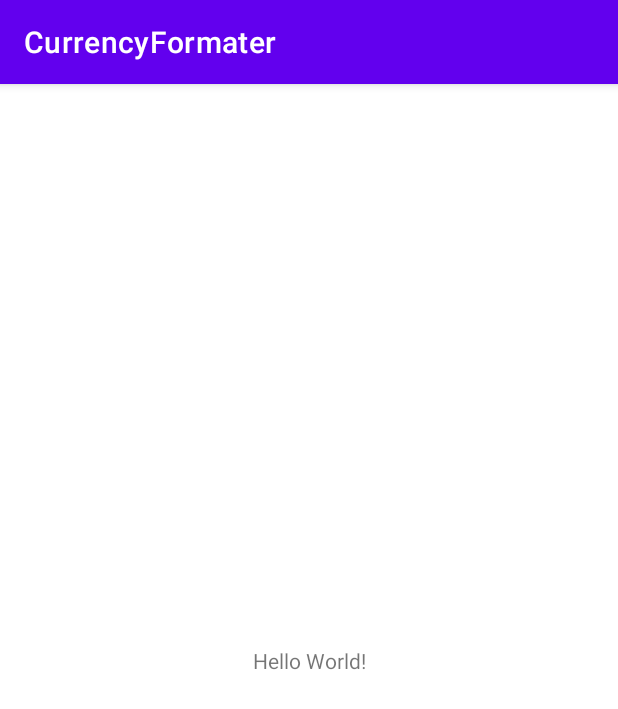
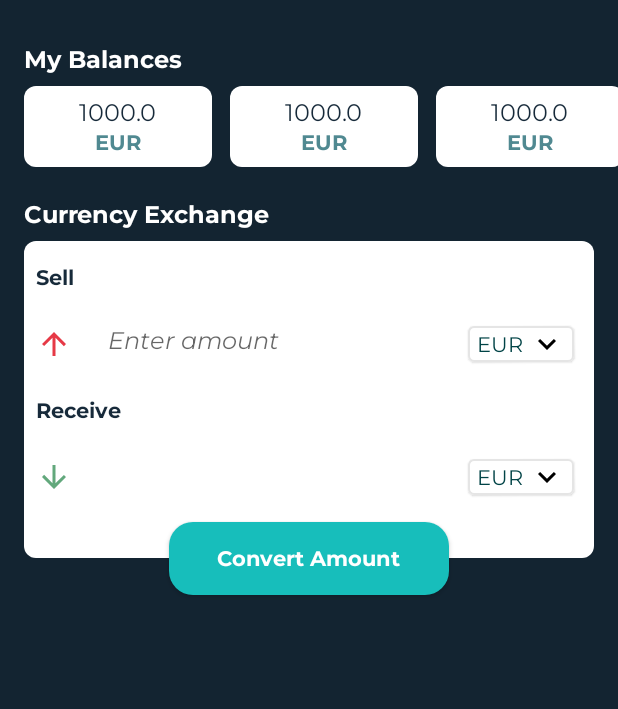
Before and after one commit to rpanagakos/CurrencyFormatter, an Android app built with Jetpack Compose: the screen it shows after launch (MainActivity), on a phone screen of 412 x 824 dp. Shown: the top 709 px of the screen. Run offline under Robolectric (Android 15) with nearby library versions, the phone set to English and light mode, and no system bars; our stand-ins replace Dagger/Hilt's generated code, Room's generated code, constraintlayout-compose.

Commit message:
Ui changes and drawing

```diff
--- a/app/src/main/java/com/example/currencyformater/presentation/MainActivity.kt
+++ b/app/src/main/java/com/example/currencyformater/presentation/MainActivity.kt
@@ -1,23 +1,34 @@
 package com.example.currencyformater.presentation
 
 import android.os.Bundle
-import androidx.activity.viewModels
-import androidx.appcompat.app.AppCompatActivity
-import com.example.currencyformater.R
+import androidx.activity.ComponentActivity
+import androidx.activity.compose.setContent
+import androidx.compose.material.Surface
+import androidx.navigation.compose.NavHost
+import androidx.navigation.compose.composable
+import androidx.navigation.compose.rememberNavController
+import com.example.currencyformater.presentation.main_screen.MainScreen
+import com.example.currencyformater.theme.LocalTheme
 import dagger.hilt.android.AndroidEntryPoint
 
 @AndroidEntryPoint
-class MainActivity : AppCompatActivity() {
-
-    val viewModel: MainViewModel by viewModels()
+class MainActivity : ComponentActivity() {
 
     override fun onCreate(savedInstanceState: Bundle?) {
         super.onCreate(savedInstanceState)
-        setContentView(R.layout.activity_main)
-    }
-
-    override fun onResume() {
-        super.onResume()
-        //viewModel.getRates()
+        setContent {
+            LocalTheme {
+                Surface(color = LocalTheme.colors.Gunmetal) {
+                    val navController = rememberNavController()
+                    NavHost(navController = navController, startDestination = Screen.MainScreen.route) {
+                        composable(
+                            route = Screen.MainScreen.route
+                        ){
+                            MainScreen(navController = navController)
+                        }
+                    }
+                }
+            }
+        }
     }
 }
--- /dev/null
+++ b/app/src/main/java/com/example/currencyformater/presentation/Screen.kt
@@ -0,0 +1,5 @@
+package com.example.currencyformater.presentation
+
+sealed class Screen(val route: String) {
+    object MainScreen: Screen("main_screen")
+}
--- a/app/src/main/java/com/example/currencyformater/presentation/components/BalancesSectionItem.kt
+++ b/app/src/main/java/com/example/currencyformater/presentation/components/BalancesSectionItem.kt
@@ -17,6 +17,7 @@ import com.example.currencyformater.theme.LocalTheme
 
 @Composable
 fun BalancesSectionItem(
+    modifier: Modifier = Modifier,
     headerText: String,
     headerTextColor: Color,
     headerTextStyle: TextStyle,
@@ -25,22 +26,32 @@ fun BalancesSectionItem(
 
     val parentWidthfraction = remember {
         derivedStateOf {
-            if (balances.size ==1)
+            if (balances.size == 1)
                 1f
             else
                 0.33f
         }
     }
 
-    val state : LazyListState = rememberLazyListState()
+    val state: LazyListState = rememberLazyListState()
 
-    Column {
-        HeaderTitleItem(title = headerText, textColor = headerTextColor, textStyle = headerTextStyle)
+    Column(
+        modifier = modifier
+    ) {
+        HeaderTitleItem(
+            modifier = Modifier.padding(start = LocalTheme.spacing.padding_16dp),
+            title = headerText,
+            textColor = headerTextColor,
+            textStyle = headerTextStyle)
         Spacer(modifier = Modifier.height(LocalTheme.spacing.padding_8dp))
         LazyRow(
             modifier = Modifier.fillMaxWidth(),
             state = state,
-            horizontalArrangement = Arrangement.spacedBy(LocalTheme.spacing.padding_12dp)
+            horizontalArrangement = Arrangement.spacedBy(LocalTheme.spacing.padding_12dp),
+            contentPadding = PaddingValues(
+                start = LocalTheme.spacing.padding_16dp,
+                end = LocalTheme.spacing.padding_16dp
+            )
         ) {
             items(balances) { item ->
                 BalanceItem(
--- a/app/src/main/java/com/example/currencyformater/presentation/components/CurrencyConverterSectionItem.kt
+++ b/app/src/main/java/com/example/currencyformater/presentation/components/CurrencyConverterSectionItem.kt
@@ -15,6 +15,7 @@ import com.example.currencyformater.theme.LocalTheme
 
 @Composable
 fun CurrencyConverterSectionItem(
+    modifier: Modifier = Modifier,
     headerText: String,
     headerTextColor: Color,
     headerTextStyle: TextStyle,
@@ -22,7 +23,7 @@ fun CurrencyConverterSectionItem(
 ) {
 
     ConstraintLayout(
-        modifier = Modifier
+        modifier = modifier
             .fillMaxWidth()
             .wrapContentSize()
     ) {
@@ -46,21 +47,23 @@ fun CurrencyConverterSectionItem(
                     .padding(
                         start = LocalTheme.spacing.padding_8dp,
                         end = LocalTheme.spacing.padding_8dp,
-                        top = LocalTheme.spacing.padding_16dp,
+                        top = LocalTheme.spacing.padding_8dp,
                         bottom = LocalTheme.spacing.padding_26dp
                     )
             ) {
                 SellCurrencyItem(
-                    imageBackgroundColor = LocalTheme.colors.MaximumGreen,
+                    imageBackgroundColor = LocalTheme.colors.ImperialRed,
                     imageResource = R.drawable.ic_baseline_arrow_upward_24,
                     currencies = currencies,
+                    title = "Sell",
                     onSellAmountChange = {},
                     onCurrencyChange = {})
                 SellCurrencyItem(
-                    imageBackgroundColor = LocalTheme.colors.OrangePantone,
+                    imageBackgroundColor = LocalTheme.colors.MaximumGreen,
                     imageResource = R.drawable.ic_baseline_arrow_downward_24,
                     textFieldEnabled = false,
                     initialText = "",
+                    title = "Receive",
                     currencies = currencies,
                     onSellAmountChange = {},
                     onCurrencyChange = {})
@@ -77,7 +80,7 @@ fun CurrencyConverterSectionItem(
             },
             text = "Convert Amount",
             buttonShape = RoundedCornerShape(LocalTheme.radius.radius_16dp),
-            buttonColor = LocalTheme.colors.BlueDeFrance,
+            buttonColor = LocalTheme.colors.TiffanyBlue,
             textColor = LocalTheme.colors.White,
             textStyle = LocalTheme.typography.BOLD_14_MONT
         ) {
--- a/app/src/main/java/com/example/currencyformater/presentation/components/DropDownCurrenciesMenuItem.kt
+++ b/app/src/main/java/com/example/currencyformater/presentation/components/DropDownCurrenciesMenuItem.kt
@@ -1,13 +1,11 @@
 package com.example.currencyformater.presentation.components
 
+import androidx.compose.foundation.BorderStroke
 import androidx.compose.foundation.background
 import androidx.compose.foundation.clickable
 import androidx.compose.foundation.layout.*
 import androidx.compose.foundation.shape.RoundedCornerShape
-import androidx.compose.material.DropdownMenu
-import androidx.compose.material.DropdownMenuItem
-import androidx.compose.material.Icon
-import androidx.compose.material.Text
+import androidx.compose.material.*
 import androidx.compose.material.icons.Icons
 import androidx.compose.material.icons.filled.KeyboardArrowDown
 import androidx.compose.material.icons.filled.KeyboardArrowUp
@@ -51,6 +49,7 @@ fun DropDownCurrenciesMenuItem(
             .wrapContentSize(Alignment.TopStart)
             .defaultMinSize(minWidth = 76.dp)
     ) {
+        Card(border = BorderStroke(1.dp, LocalTheme.colors.Platinum)) {
             Row(
                 modifier = Modifier
                     .background(
@@ -80,6 +79,7 @@ fun DropDownCurrenciesMenuItem(
                     imageVector = icon.value,
                     contentDescription = "Currencies List"
                 )
+            }
         }
 
         DropdownMenu(
--- a/app/src/main/java/com/example/currencyformater/presentation/components/SellCurrencyitem.kt
+++ b/app/src/main/java/com/example/currencyformater/presentation/components/SellCurrencyitem.kt
@@ -2,10 +2,7 @@ package com.example.currencyformater.presentation.components
 
 import androidx.compose.foundation.Image
 import androidx.compose.foundation.background
-import androidx.compose.foundation.layout.Arrangement
-import androidx.compose.foundation.layout.Row
-import androidx.compose.foundation.layout.fillMaxWidth
-import androidx.compose.foundation.layout.padding
+import androidx.compose.foundation.layout.*
 import androidx.compose.foundation.text.KeyboardOptions
 import androidx.compose.material.Text
 import androidx.compose.material.TextField
@@ -20,7 +17,6 @@ import androidx.compose.ui.graphics.ColorFilter
 import androidx.compose.ui.res.painterResource
 import androidx.compose.ui.text.input.KeyboardType
 import androidx.compose.ui.text.input.TextFieldValue
-import androidx.compose.ui.text.style.TextAlign
 import androidx.compose.ui.tooling.preview.Preview
 import com.example.currencyformater.R
 import com.example.currencyformater.common.annotations.DevicePreview
@@ -32,14 +28,24 @@ fun SellCurrencyItem(
     modifier: Modifier = Modifier,
     imageBackgroundColor: Color,
     imageResource: Int,
-    textFieldEnabled : Boolean = true,
-    initialText : String = "Enter amount",
+    title: String,
+    textFieldEnabled: Boolean = true,
+    initialText: String = "Enter amount",
     currencies: List<CurrencyRateData>,
     onSellAmountChange: (String) -> Unit,
     onCurrencyChange: (CurrencyRateData) -> Unit
 ) {
     val text = remember { mutableStateOf(TextFieldValue("")) }
 
+    Column(
+        verticalArrangement = Arrangement.Center,
+    ) {
+        Text(
+            modifier = Modifier.padding(top = LocalTheme.spacing.padding_8dp),
+            style = LocalTheme.typography.BOLD_14_MONT,
+            color = LocalTheme.colors.PrussianBlue,
+            text = title
+        )
         Row(
             modifier = modifier
                 .padding(top = LocalTheme.spacing.padding_8dp)
@@ -86,6 +92,7 @@ fun SellCurrencyItem(
             )
         }
     }
+}
 
 @Composable
 @Preview
@@ -94,6 +101,7 @@ private fun SellCurrencyItemPreview() {
         modifier = Modifier.background(color = LocalTheme.colors.White),
         imageBackgroundColor = LocalTheme.colors.MaximumGreen,
         imageResource = R.drawable.ic_baseline_arrow_upward_24,
+        title = "Sell:",
         textFieldEnabled = true,
         currencies = listOf(
             CurrencyRateData("EUR", 1.3),
@@ -107,9 +115,10 @@ private fun SellCurrencyItemPreview() {
 private fun ReceiveCurrencyItemPreview() {
     SellCurrencyItem(
         modifier = Modifier.background(color = LocalTheme.colors.White),
-        imageBackgroundColor = LocalTheme.colors.OrangePantone,
+        imageBackgroundColor = LocalTheme.colors.ImperialRed,
         imageResource = R.drawable.ic_baseline_arrow_downward_24,
         textFieldEnabled = false,
+        title = "Receive:",
         initialText = "",
         currencies = listOf(
             CurrencyRateData("EUR", 1.3),
--- /dev/null
+++ b/app/src/main/java/com/example/currencyformater/presentation/main_screen/MainScreen.kt
@@ -0,0 +1,77 @@
+package com.example.currencyformater.presentation.main_screen
+
+import androidx.compose.foundation.layout.Box
+import androidx.compose.foundation.layout.PaddingValues
+import androidx.compose.foundation.layout.fillMaxSize
+import androidx.compose.foundation.layout.padding
+import androidx.compose.foundation.lazy.LazyColumn
+import androidx.compose.foundation.lazy.LazyListState
+import androidx.compose.foundation.lazy.rememberLazyListState
+import androidx.compose.runtime.Composable
+import androidx.compose.ui.Modifier
+import androidx.hilt.navigation.compose.hiltViewModel
+import androidx.navigation.NavController
+import com.example.currencyformater.domain.model.BalanceListingData
+import com.example.currencyformater.domain.model.CurrencyRateData
+import com.example.currencyformater.presentation.MainViewModel
+import com.example.currencyformater.presentation.components.BalancesSectionItem
+import com.example.currencyformater.presentation.components.CurrencyConverterSectionItem
+import com.example.currencyformater.theme.LocalTheme
+
+@Composable
+fun MainScreen(
+    navController: NavController,
+    viewModel: MainViewModel = hiltViewModel()
+) {
+
+    val state: LazyListState = rememberLazyListState()
+
+    Box(modifier = Modifier.fillMaxSize()) {
+
+        LazyColumn(
+            modifier = Modifier.fillMaxSize(),
+            state = state,
+            contentPadding = PaddingValues(
+                top = LocalTheme.spacing.padding_8dp,
+                bottom = LocalTheme.spacing.padding_8dp
+            )
+        ) {
+            item {
+                BalancesSectionItem(
+                    modifier = Modifier.padding(
+                        top = LocalTheme.spacing.padding_22dp
+                    ),
+                    headerText = "My Balances",
+                    headerTextColor = LocalTheme.colors.White,
+                    headerTextStyle = LocalTheme.typography.BOLD_16_MONT,
+                    balances = listOf(
+                        BalanceListingData("EUR", 1000.0),
+                        BalanceListingData("EUR", 1000.0),
+                        BalanceListingData("EUR", 1000.0),
+                        BalanceListingData("EUR", 1000.0),
+                    )
+                )
+            }
+            item {
+                CurrencyConverterSectionItem(
+                    modifier = Modifier.padding(
+                        top = LocalTheme.spacing.padding_22dp, start = LocalTheme.spacing.padding_16dp,
+                        end = LocalTheme.spacing.padding_16dp
+                    ),
+                    headerText = "Currency Exchange",
+                    headerTextColor = LocalTheme.colors.White,
+                    headerTextStyle = LocalTheme.typography.BOLD_16_MONT,
+                    currencies = listOf(
+                        CurrencyRateData("EUR", 1.4),
+                        CurrencyRateData("EUR", 1.4),
+                        CurrencyRateData("EUR", 1.4),
+                        CurrencyRateData("EUR", 1.4),
+                        CurrencyRateData("EUR", 1.4),
+                        CurrencyRateData("EUR", 1.4)
+                    )
+                )
+            }
+        }
+
+    }
+}
--- a/app/src/main/java/com/example/currencyformater/theme/Colors.kt
+++ b/app/src/main/java/com/example/currencyformater/theme/Colors.kt
@@ -12,12 +12,15 @@ class Colors(
     val DarkSkyBlue: Color = Color(0xFF74B3CE),
     val SteelTeal: Color = Color(0xFF508991),
     val PrussianBlue: Color = Color(0xFF172A3A),
+    val Gunmetal : Color = Color(0xFF132431),
     val WarmBlack: Color = Color(0xFF004346),
     val MountainMeadow: Color = Color(0xFF09BC8A),
     val Platinum: Color = Color(0xFFE5E5E5),
-    val MaximumGreen: Color = Color(0xFF679436),
-    val OrangePantone: Color = Color(0xFFFF5400),
-    val BlueDeFrance : Color = Color(0xFF008BF8)
+    val MaximumGreen: Color = Color(0xFF62A87C),
+    val ImperialRed: Color = Color(0xFFE63946),
+    val BlueDeFrance : Color = Color(0xFF008BF8),
+    val TiffanyBlue : Color = Color(0xFF17BEBB),
+    val PapayaWhip : Color = Color(0xFFF9ECCC)
 )
 
 internal val LocalColors = staticCompositionLocalOf { Colors() }
--- a/app/src/main/res/values/colors.xml
+++ b/app/src/main/res/values/colors.xml
@@ -1,8 +1,8 @@
 <?xml version="1.0" encoding="utf-8"?>
 <resources>
     <color name="purple_200">#FFBB86FC</color>
-    <color name="purple_500">#FF6200EE</color>
-    <color name="purple_700">#FF3700B3</color>
+    <color name="purple_500">#FF132431</color>
+    <color name="purple_700">#FF132431</color>
     <color name="teal_200">#FF03DAC5</color>
     <color name="teal_700">#FF018786</color>
     <color name="black">#FF000000</color>
```
Also changed, not shown: app/build.gradle (+5 -3 lines). Lines whose indentation alone changed are shown as unchanged.
